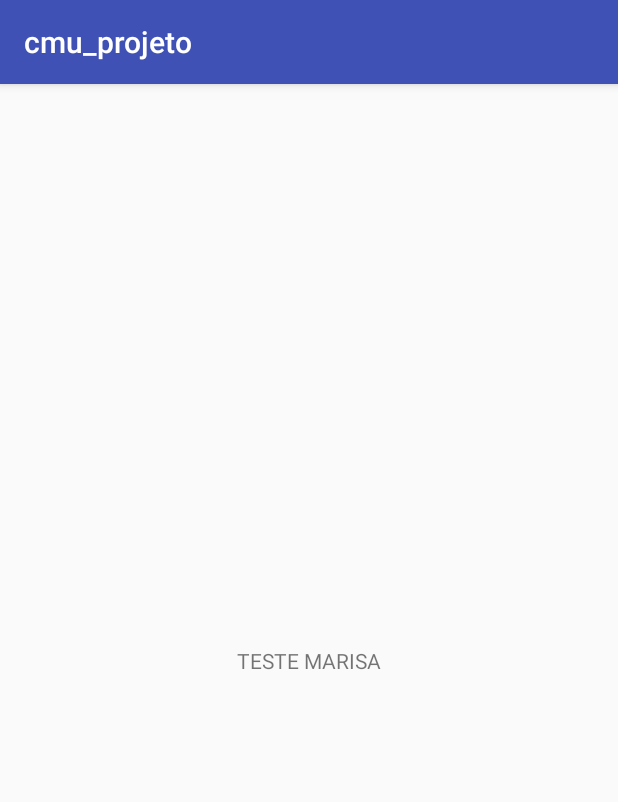
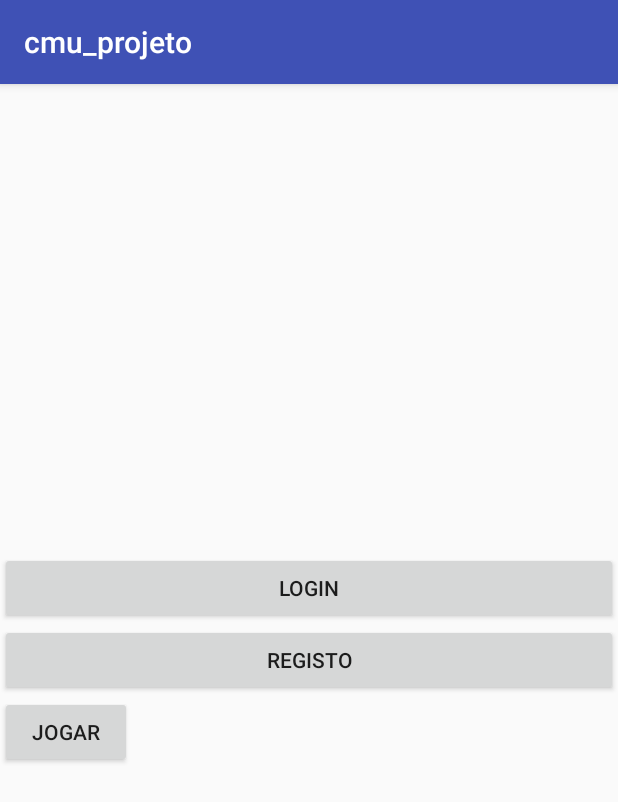
Before and after one commit to margaridans/cmu_projeto, an Android app: the screen it shows after launch (cmu_projetoActivity), on a phone screen of 412 x 824 dp. Shown: the top 802 px of the screen. Run offline under Robolectric (Android 15) with nearby library versions, the phone set to English and light mode, and no system bars; 2 statements that could not run were skipped.

Commit message:
commit para a marisa

```diff
--- a/app/src/main/java/pt/ipp/estgf/cmu_projeto/Database_Library/Database/MyDbHelper.java
+++ b/app/src/main/java/pt/ipp/estgf/cmu_projeto/Database_Library/Database/MyDbHelper.java
@@ -12,7 +12,7 @@ public class MyDbHelper extends SQLiteOpenHelper {
     private static final String DATABASE_NAME = "KidsZone";
     private static final int DATABASE_VERSION = 1;
 
-    public MyDbHelper(Context context) {
+    public MyDbHelper(Context context1, String databaseName, Context context, int databaseVersion) {
         super(context, DATABASE_NAME, null, DATABASE_VERSION);
     }
 
--- /dev/null
+++ b/app/src/main/res/layout/home_activity.xml
@@ -0,0 +1,31 @@
+<?xml version="1.0" encoding="utf-8"?>
+<LinearLayout xmlns:android="http://schemas.android.com/apk/res/android"
+    xmlns:tools="http://schemas.android.com/tools"
+    android:layout_width="match_parent"
+    android:layout_height="match_parent"
+    android:gravity="center_vertical"
+    android:orientation="vertical" >
+
+    <Button
+        android:id="@+id/buttonSignIN"
+        android:text="Login"
+        android:layout_width="fill_parent"
+        android:layout_height="wrap_content"
+        android:onClick="signIn" />
+
+    <Button
+        android:id="@+id/buttonSignUP"
+        android:text="Registo"
+        android:layout_width="fill_parent"
+        android:layout_height="wrap_content"/>
+
+    <Button
+        android:id="@+id/btnJogar"
+        android:layout_width="wrap_content"
+        android:layout_height="wrap_content"
+        android:onClick="btnJogarOnClick"
+        android:text="Jogar">
+
+    </Button>
+
+</LinearLayout>
```
Also changed, not shown: app/src/main/java/pt/ipp/estgf/cmu_projeto/Database_Library/LoginDataBaseAdapter.java (added, +76 -0 lines), app/src/main/java/pt/ipp/estgf/cmu_projeto/Database_Library/SignUPActivity.java (added, +75 -0 lines), app/src/main/java/pt/ipp/estgf/cmu_projeto/cmu_projetoActivity.java (+78 -1 lines), app/src/main/res/layout/login.xml (added, +31 -0 lines), app/src/main/res/layout/sinup.xml (added, +38 -0 lines), app/src/main/res/drawable/logo.png (added).
